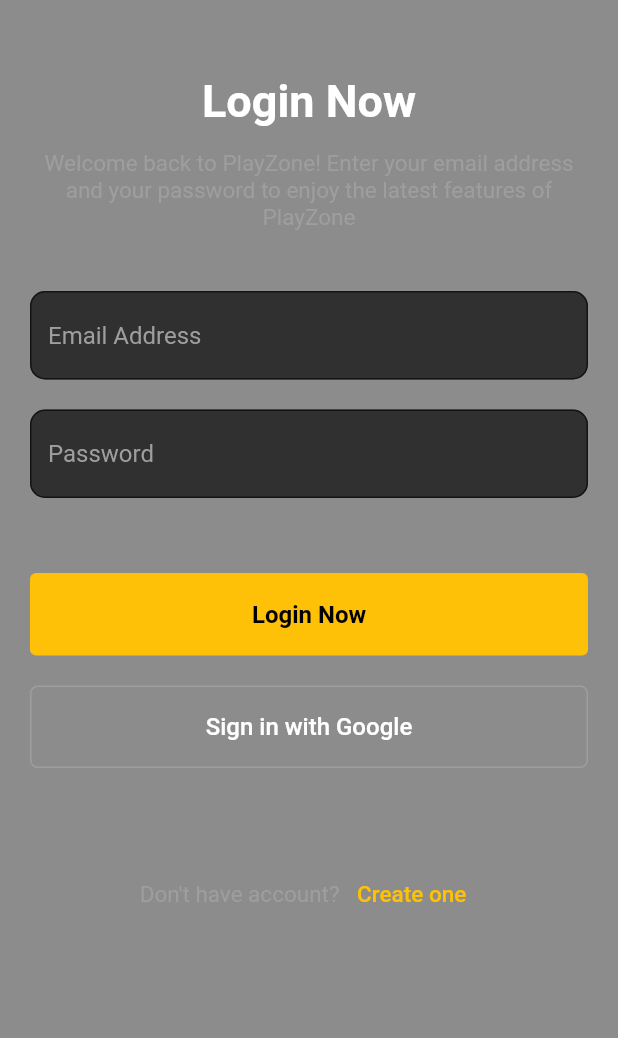
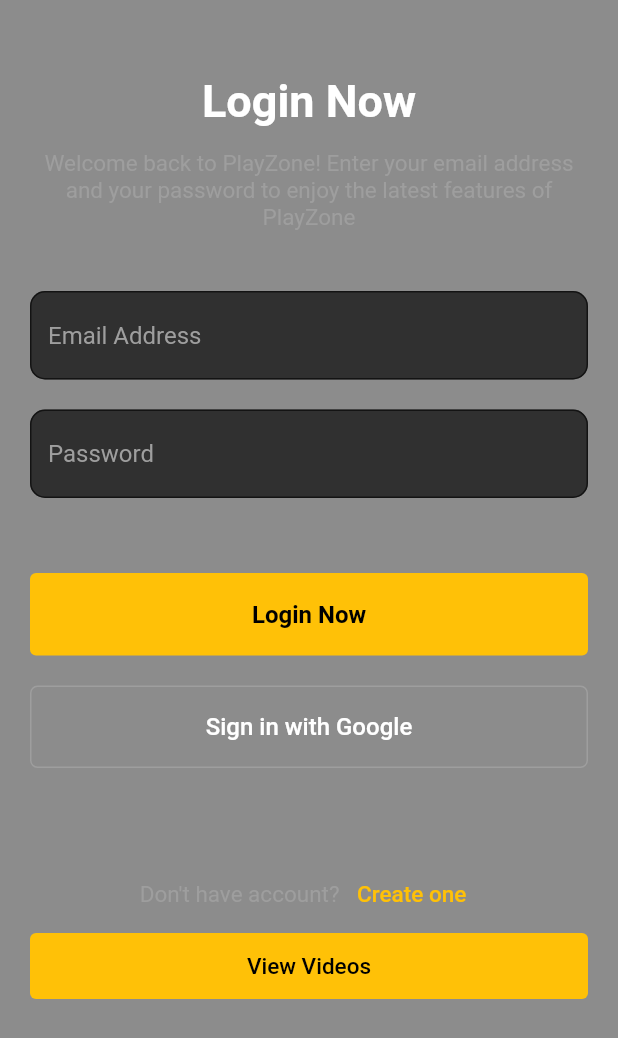
Before and after one commit to AravindhIppili/flutter_amplify, a Flutter app: the screen it shows after launch, on a phone screen of 412 x 824 dp. Shown: the top 1038 px of the screen. Run offline on Flutter 3.47's test engine with Material 2 defaults, Android fonts, the phone set to English and light mode, and no system bars; our stand-ins replace flick_video_player, flutter_riverpod, image_picker, riverpod, simple_gradient_text, video_player; missing offline and left inert: amplify_auth_cognito, amplify_flutter, amplify_storage_s3.

Commit message:
feat: unauthenticated user

```diff
--- a/lib/screens/home.dart
+++ b/lib/screens/home.dart
@@ -2,6 +2,7 @@ import 'package:aws_auth/const.dart';
 import 'package:aws_auth/provider.dart';
 import 'package:aws_auth/screens/components/loading.dart';
 import 'package:aws_auth/screens/sign_up.dart';
+import 'package:aws_auth/screens/view_videos.dart';
 import 'package:aws_auth/services/auth.dart';
 import 'package:flutter/material.dart';
 
@@ -174,6 +175,32 @@ class _HomePageState extends State<HomePage> {
                             ),
                           ],
                         ),
+                        Container(
+                      child: TextButton(
+                        onPressed: () async {
+                          Navigator.push(
+                            context,
+                            MaterialPageRoute(
+                              builder: (context) => ViewVideos(),
+                            ),
+                          );
+                        },
+                        child: Container(
+                          padding: EdgeInsets.all(5),
+                          width: double.infinity,
+                          alignment: Alignment.center,
+                          child: Text(
+                            "View Videos",
+                            style: TextStyle(
+                                color: Colors.black, fontSize: kDefFontSize),
+                          ),
+                        ),
+                        style: ButtonStyle(
+                          backgroundColor:
+                              MaterialStateProperty.all(Colors.amber),
+                        ),
+                      ),
+                    ),
                       ]),
                 ),
               ),
--- a/lib/screens/view_videos.dart
+++ b/lib/screens/view_videos.dart
@@ -59,11 +59,10 @@ class _ViewVideosState extends State<ViewVideos> {
                           return Container(
                             margin: EdgeInsets.only(bottom: 10),
                             child: CustomVideoPlayer(
-                                viskey: "key+$i",
                                 videoPlayerController:
                                     VideoPlayerController.network(
                                   videosList[i].url,
-                                )..initialize()),
+                                )),
                           );
                           // Image.network(
                           //   videosList[i].url,
--- a/pubspec.yaml
+++ b/pubspec.yaml
@@ -29,8 +29,10 @@ dependencies:
   amplify_storage_s3:
 
   flutter_riverpod:
+
   image_picker: ^0.8.2
   video_player:
+  flick_video_player:
   visibility_detector:
 
   # The following adds the Cupertino Icons font to your application.
```
Also changed, not shown: lib/screens/components/video_player.dart (+39 -29 lines), lib/screens/home_video.dart (+7 -17 lines), pubspec.lock.
